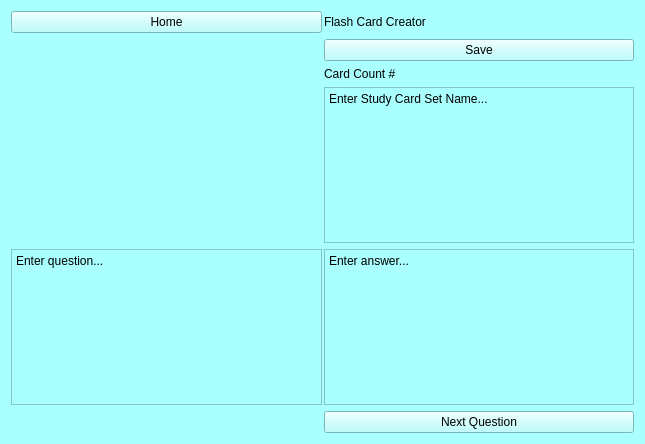
Qt form FlashcardModule/flashcardmaker.ui (WSU-4110/MOST) before a commit.
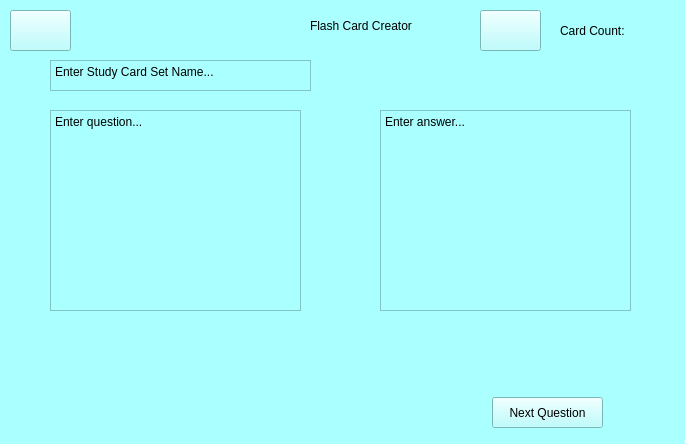
The same form after that commit. Icons and pictures are not drawn.

Patch:
```diff
--- a/FlashcardModule/flashcardmaker.ui
+++ b/FlashcardModule/flashcardmaker.ui
@@ -6,7 +6,7 @@
    <rect>
     <x>0</x>
     <y>0</y>
-    <width>645</width>
+    <width>685</width>
     <height>444</height>
    </rect>
   </property>
@@ -17,46 +17,96 @@
    <string notr="true">background-color: rgb(170, 255, 255);
 color: rgb(0, 0, 0);</string>
   </property>
-  <layout class="QGridLayout" name="gridLayout" rowstretch="0,0,0,0,0,0,0,0">
-   <property name="sizeConstraint">
-    <enum>QLayout::SizeConstraint::SetNoConstraint</enum>
-   </property>
-   <property name="horizontalSpacing">
-    <number>2</number>
-   </property>
-   <item row="0" column="2">
     <widget class="QLabel" name="pageLabel">
+   <property name="geometry">
+    <rect>
+     <x>310</x>
+     <y>10</y>
+     <width>121</width>
+     <height>31</height>
+    </rect>
+   </property>
      <property name="text">
       <string>Flash Card Creator</string>
      </property>
     </widget>
-   </item>
-   <item row="7" column="2">
     <widget class="QPushButton" name="nextQuestionButton">
+   <property name="geometry">
+    <rect>
+     <x>492</x>
+     <y>397</y>
+     <width>111</width>
+     <height>31</height>
+    </rect>
+   </property>
      <property name="text">
       <string>Next Question</string>
      </property>
     </widget>
-   </item>
-   <item row="0" column="1">
     <widget class="QPushButton" name="homeButton">
      <property name="enabled">
       <bool>true</bool>
      </property>
+   <property name="geometry">
+    <rect>
+     <x>10</x>
+     <y>10</y>
+     <width>61</width>
+     <height>41</height>
+    </rect>
+   </property>
+   <property name="styleSheet">
+    <string notr="true">image: url(:/icons/images/home.png);</string>
+   </property>
      <property name="text">
-      <string>Home</string>
-     </property>
-    </widget>
-   </item>
-   <item row="1" column="2">
+    <string/>
+   </property>
+  </widget>
     <widget class="QPushButton" name="saveButton">
+   <property name="geometry">
+    <rect>
+     <x>480</x>
+     <y>10</y>
+     <width>61</width>
+     <height>41</height>
+    </rect>
+   </property>
+   <property name="styleSheet">
+    <string notr="true">image: url(:/icons/images/save-file-icon-14.png);</string>
+   </property>
      <property name="text">
-      <string>Save</string>
-     </property>
-    </widget>
-   </item>
-   <item row="6" column="1">
+    <string/>
+   </property>
+  </widget>
+  <widget class="QTextEdit" name="answerEdit">
+   <property name="geometry">
+    <rect>
+     <x>380</x>
+     <y>110</y>
+     <width>251</width>
+     <height>201</height>
+    </rect>
+   </property>
+   <property name="html">
+    <string>&lt;!DOCTYPE HTML PUBLIC &quot;-//W3C//DTD HTML 4.0//EN&quot; &quot;http://www.w3.org/TR/REC-html40/strict.dtd&quot;&gt;
+&lt;html&gt;&lt;head&gt;&lt;meta name=&quot;qrichtext&quot; content=&quot;1&quot; /&gt;&lt;meta charset=&quot;utf-8&quot; /&gt;&lt;style type=&quot;text/css&quot;&gt;
+p, li { white-space: pre-wrap; }
+hr { height: 1px; border-width: 0; }
+li.unchecked::marker { content: &quot;\2610&quot;; }
+li.checked::marker { content: &quot;\2612&quot;; }
+&lt;/style&gt;&lt;/head&gt;&lt;body style=&quot; font-family:'Segoe UI'; font-size:9pt; font-weight:400; font-style:normal;&quot;&gt;
+&lt;p style=&quot; margin-top:12px; margin-bottom:12px; margin-left:0px; margin-right:0px; -qt-block-indent:0; text-indent:0px;&quot;&gt;Enter answer...&lt;/p&gt;&lt;/body&gt;&lt;/html&gt;</string>
+   </property>
+  </widget>
     <widget class="QTextEdit" name="questionEdit">
+   <property name="geometry">
+    <rect>
+     <x>50</x>
+     <y>110</y>
+     <width>251</width>
+     <height>201</height>
+    </rect>
+   </property>
      <property name="html">
       <string>&lt;!DOCTYPE HTML PUBLIC &quot;-//W3C//DTD HTML 4.0//EN&quot; &quot;http://www.w3.org/TR/REC-html40/strict.dtd&quot;&gt;
 &lt;html&gt;&lt;head&gt;&lt;meta name=&quot;qrichtext&quot; content=&quot;1&quot; /&gt;&lt;meta charset=&quot;utf-8&quot; /&gt;&lt;style type=&quot;text/css&quot;&gt;
@@ -68,16 +118,15 @@
 &lt;p style=&quot; margin-top:12px; margin-bottom:12px; margin-left:0px; margin-right:0px; -qt-block-indent:0; text-indent:0px;&quot;&gt;Enter question...&lt;/p&gt;&lt;/body&gt;&lt;/html&gt;</string>
      </property>
     </widget>
-   </item>
-   <item row="2" column="2">
-    <widget class="QLabel" name="cardCount">
-     <property name="text">
-      <string>Card Count #</string>
-     </property>
-    </widget>
-   </item>
-   <item row="3" column="2">
     <widget class="QTextEdit" name="setNameEdit">
+   <property name="geometry">
+    <rect>
+     <x>50</x>
+     <y>60</y>
+     <width>261</width>
+     <height>31</height>
+    </rect>
+   </property>
      <property name="html">
       <string>&lt;!DOCTYPE HTML PUBLIC &quot;-//W3C//DTD HTML 4.0//EN&quot; &quot;http://www.w3.org/TR/REC-html40/strict.dtd&quot;&gt;
 &lt;html&gt;&lt;head&gt;&lt;meta name=&quot;qrichtext&quot; content=&quot;1&quot; /&gt;&lt;meta charset=&quot;utf-8&quot; /&gt;&lt;style type=&quot;text/css&quot;&gt;
@@ -89,22 +138,19 @@
 &lt;p style=&quot; margin-top:12px; margin-bottom:12px; margin-left:0px; margin-right:0px; -qt-block-indent:0; text-indent:0px;&quot;&gt;Enter Study Card Set Name...&lt;/p&gt;&lt;/body&gt;&lt;/html&gt;</string>
      </property>
     </widget>
-   </item>
-   <item row="6" column="2">
-    <widget class="QTextEdit" name="answerEdit">
-     <property name="html">
-      <string>&lt;!DOCTYPE HTML PUBLIC &quot;-//W3C//DTD HTML 4.0//EN&quot; &quot;http://www.w3.org/TR/REC-html40/strict.dtd&quot;&gt;
-&lt;html&gt;&lt;head&gt;&lt;meta name=&quot;qrichtext&quot; content=&quot;1&quot; /&gt;&lt;meta charset=&quot;utf-8&quot; /&gt;&lt;style type=&quot;text/css&quot;&gt;
-p, li { white-space: pre-wrap; }
-hr { height: 1px; border-width: 0; }
-li.unchecked::marker { content: &quot;\2610&quot;; }
-li.checked::marker { content: &quot;\2612&quot;; }
-&lt;/style&gt;&lt;/head&gt;&lt;body style=&quot; font-family:'Segoe UI'; font-size:9pt; font-weight:400; font-style:normal;&quot;&gt;
-&lt;p style=&quot; margin-top:12px; margin-bottom:12px; margin-left:0px; margin-right:0px; -qt-block-indent:0; text-indent:0px;&quot;&gt;Enter answer...&lt;/p&gt;&lt;/body&gt;&lt;/html&gt;</string>
-     </property>
-    </widget>
-   </item>
-  </layout>
+  <widget class="QLabel" name="cardCount">
+   <property name="geometry">
+    <rect>
+     <x>560</x>
+     <y>20</y>
+     <width>81</width>
+     <height>21</height>
+    </rect>
+   </property>
+   <property name="text">
+    <string>Card Count: </string>
+   </property>
+  </widget>
  </widget>
  <resources/>
  <connections/>
```
Lines whose indentation alone changed are shown as unchanged.
